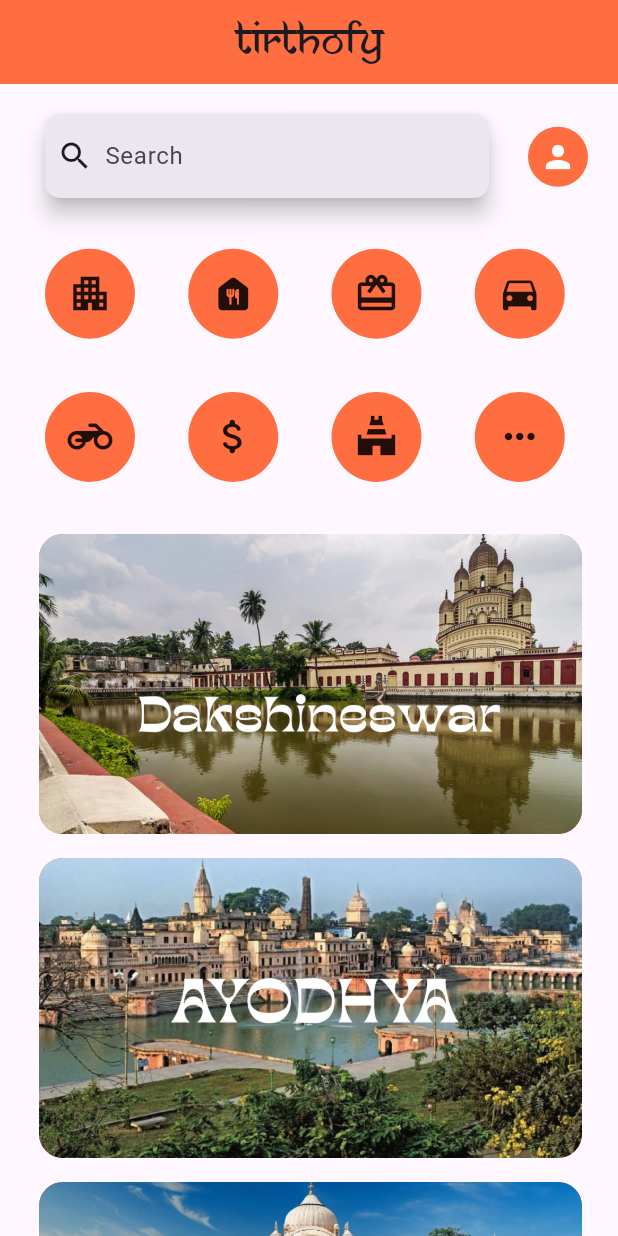
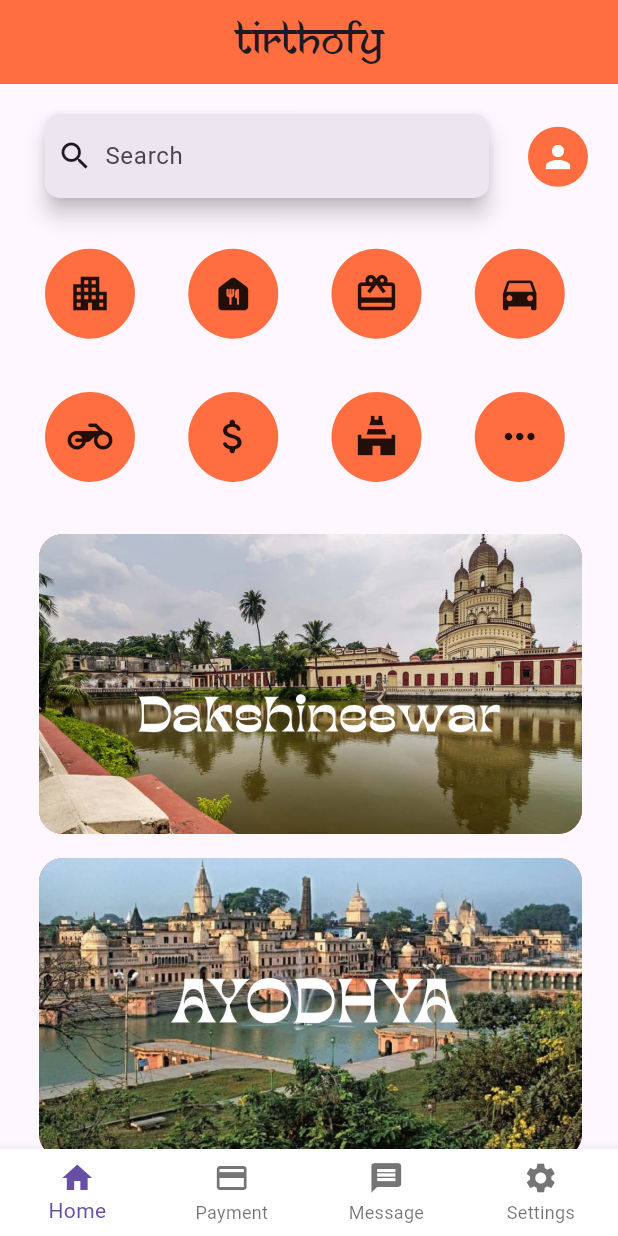
Before and after one commit to ROHANRAJRAHUL007/tirthofy_project_1, a Flutter app: the screen it shows after launch, on a phone screen of 412 x 824 dp. Run offline on Flutter 3.47's test engine with Material 3 defaults, Android fonts, the phone set to English and light mode, and no system bars.

Commit message:
buttomNavbar Added

```diff
--- /dev/null
+++ b/lib/features/home/buttomnavigationbar/buttom_navigationbar_pages.dart
@@ -0,0 +1,8 @@
+import 'package:flutter/material.dart';
+
+final List<Widget> bottomNavigationPage = [
+  Center(child: Text("Home")),
+  Center(child: Text("payment")),
+  Center(child: Text("Message")),
+  Center(child: Text("Settings")),
+];
--- /dev/null
+++ b/lib/features/home/buttomnavigationbar/buttomnavigation_icon.dart
@@ -0,0 +1,8 @@
+import 'package:flutter/material.dart';
+
+final List<BottomNavigationBarItem> bottomNavIcons = [
+  const BottomNavigationBarItem(icon: Icon(Icons.home), label: 'Home'),
+  const BottomNavigationBarItem(icon: Icon(Icons.payment), label: 'Payment'),
+  const BottomNavigationBarItem(icon: Icon(Icons.message), label: 'Message'),
+  const BottomNavigationBarItem(icon: Icon(Icons.settings), label: 'Settings'),
+];
--- a/lib/features/home/presentation/widget/ad_homepage.dart
+++ b/lib/features/home/presentation/pages/ad_homepage.dart
@@ -15,7 +15,7 @@ class _AdHomepageState extends State<AdHomepage> {
       body: SizedBox(
         child: ListView.builder(
           padding: const EdgeInsets.fromLTRB(10, 0, 0, 0),
-          itemCount: 7,
+          itemCount: imagesAdHomepage.length,
           itemBuilder: (context, index) {
             return ListTile(
               title: ClipRRect(
--- a/lib/features/home/presentation/pages/homepage.dart
+++ b/lib/features/home/presentation/pages/homepage.dart
@@ -1,6 +1,7 @@
 import 'package:flutter/material.dart';
-
-import 'package:tirthofy_code_1/features/home/presentation/widget/ad_homepage.dart';
+import 'package:tirthofy_code_1/features/home/buttomnavigationbar/buttom_navigationbar_pages.dart';
+import 'package:tirthofy_code_1/features/home/buttomnavigationbar/buttomnavigation_icon.dart';
+import 'package:tirthofy_code_1/features/home/presentation/pages/ad_homepage.dart';
 import 'package:tirthofy_code_1/features/home/presentation/widget/seachbox.dart';
 import 'package:tirthofy_code_1/features/service/widgets/servicebutton.dart';
 
@@ -12,6 +13,13 @@ class Homepage extends StatefulWidget {
 }
 
 class _HomepageState extends State<Homepage> {
+  int _selectedindex = 0;
+  void _navigateButtombar(int index) {
+    setState(() {
+      _selectedindex = index;
+    });
+  }
+
   @override
   Widget build(BuildContext context) {
     return Scaffold(
@@ -28,16 +36,26 @@ class _HomepageState extends State<Homepage> {
 
         backgroundColor: Colors.deepOrangeAccent,
       ),
-      body: Column(
+      body: _selectedindex == 0
+          ? Column(
               children: [
                 appbarofapp(),
-          //
+
                 SizedBox(height: 10),
 
                 Servicebutton(),
 
                 Expanded(child: AdHomepage()),
               ],
+            )
+          : bottomNavigationPage[_selectedindex],
+      bottomNavigationBar: BottomNavigationBar(
+        currentIndex: _selectedindex,
+        onTap: _navigateButtombar,
+        type: BottomNavigationBarType.fixed,
+        backgroundColor: const Color.fromARGB(255, 255, 255, 255),
+
+        items: bottomNavIcons,
       ),
     );
   }
```
Also changed, not shown: assets/images/building_16279860.png (deleted), assets/images/candle_3479462.png (deleted), assets/images/gift_2349798.png (deleted), assets/images/hatchback_6469044.png (deleted), assets/images/icons8-car-24.png (deleted), assets/images/love_7359018.png (deleted), assets/images/puja_17729044.png (deleted), assets/images/vegan_5465117.png (deleted). Lines whose indentation alone changed are shown as unchanged.
